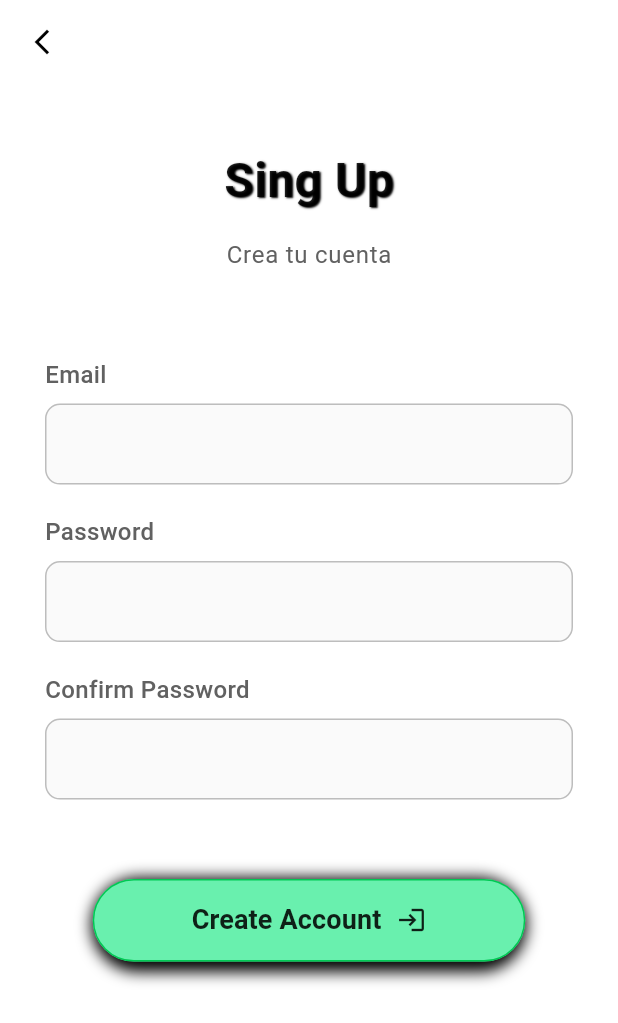
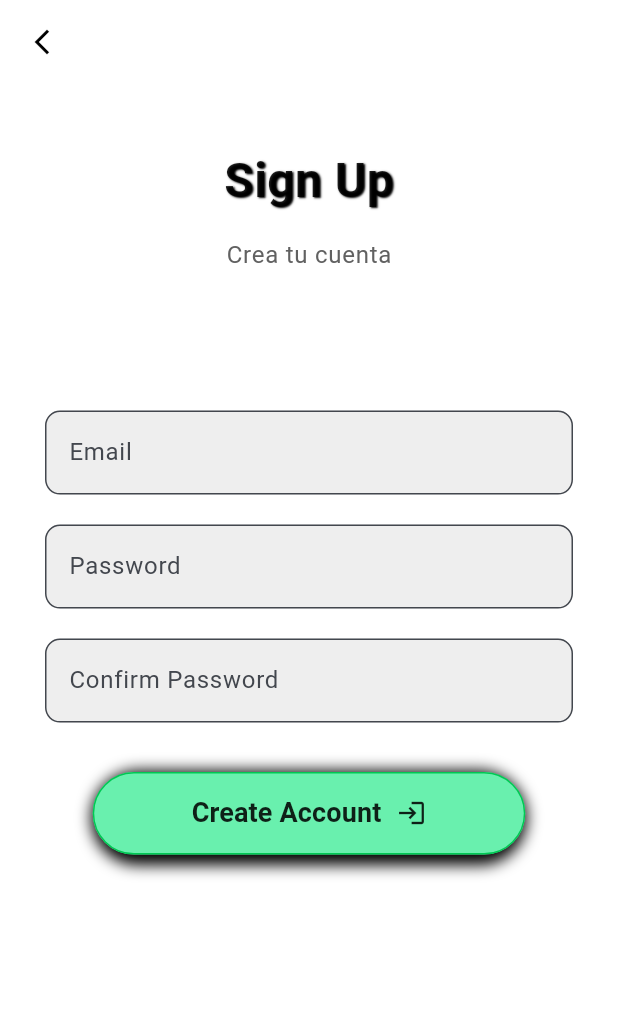
Before and after one commit to juantaborda27/Chick_Stell-Repository, a Flutter app: the SingUp screen opened by its route, on a phone screen of 412 x 824 dp. Shown: the top 1023 px of the screen. Run offline on Flutter 3.47's test engine with Material 3 defaults, Android fonts, the phone set to English and light mode, and no system bars; our stand-ins replace animate_do, cloud_firestore, firebase_auth, firebase_core, geolocator, get and 1 more; accounts and stored records are empty; network calls fail.

Commit message:
implementacion controller, service login y singup

```diff
--- a/chick_stell_view/lib/main.dart
+++ b/chick_stell_view/lib/main.dart
@@ -31,7 +31,7 @@ class MyApp extends StatelessWidget {
       title: 'Chick Stell',
       theme:
           ThemeData(colorScheme: ColorScheme.fromSeed(seedColor: Colors.blue)),
-      initialRoute: '/signup',
+      initialRoute: '/login',
       getPages: AppRoutes.routes,
       home: BottonNavVar(),
       // home: HomePage(),
--- a/chick_stell_view/lib/utils/routes.dart
+++ b/chick_stell_view/lib/utils/routes.dart
@@ -18,11 +18,11 @@ class AppRoutes{
     ),
     GetPage(
       name: '/login',
-      page: () => const LoginPage(),
+      page: () => LoginPage(),
     ),
     GetPage(
       name: '/signup',
-      page: () => const SingUp(),
+      page: () => SingUp(),
     ),
     GetPage(
       name: '/monitoreo',
--- a/chick_stell_view/lib/views/login/singup.dart
+++ b/chick_stell_view/lib/views/login/singup.dart
@@ -1,12 +1,15 @@
-
-
+import 'package:flutter/material.dart';
+import 'package:get/get.dart';
 import 'package:animate_do/animate_do.dart';
-import 'package:chick_stell_view/views/widgets/make_input.dart';
-import 'package:flutter/material.dart';
+import 'package:chick_stell_view/controllers/auth_contorller.dart';
 
 class SingUp extends StatelessWidget {
-  const SingUp({super.key});
+  final AuthController authController = Get.put(AuthController());
+  final TextEditingController emailController = TextEditingController();
+  final TextEditingController passwordController = TextEditingController();
+  final TextEditingController confirmPasswordController = TextEditingController();
 
+  SingUp({super.key});
 
   @override
   Widget build(BuildContext context) {
@@ -19,15 +22,17 @@ class SingUp extends StatelessWidget {
         elevation: 0,
         backgroundColor: Colors.white,
         leading: IconButton(
-          onPressed: () {},
+          onPressed: () => Get.back(),
           icon: const Icon(Icons.arrow_back_ios_new, color: Colors.black, size: 20),
         ),
       ),
-      body: Container(
+      body: Obx(() => Container(
         height: screenSize.height,
         width: double.infinity,
         padding: const EdgeInsets.symmetric(horizontal: 30),
-        child: Column(
+        child: authController.isloading.value
+            ? const Center(child: CircularProgressIndicator())
+            : Column(
                 children: [
                   // Header Section
                   SizedBox(height: screenSize.height * 0.05),
@@ -36,16 +41,15 @@ class SingUp extends StatelessWidget {
                     child: Column(
                       children: [
                         Text(
-                    'Sing Up',
+                          'Sign Up',
                           style: TextStyle(
                             fontSize: 32,
                             fontWeight: FontWeight.bold,
                             color: Colors.black87,
                             shadows: [
-                        Shadow(
+                              const Shadow(
                                 blurRadius: 1.0,
-                          // color: Colors.grey.withOpacity(0.3),
-                          offset: const Offset(1.0, 1.0),
+                                offset: Offset(1.0, 1.0),
                               ),
                             ],
                           ),
@@ -66,45 +70,117 @@ class SingUp extends StatelessWidget {
                     ),
                   ),
 
-            // Spacer to push content toward center
                   const Spacer(flex: 1),
 
                   // Form Section
-            FadeInUp(
-              duration: const Duration(milliseconds: 1200),
-              child: Column(
+                  Column(
                     children: [
-                  MakeInput(label: "Email"),
-                  MakeInput(label: "Password", obscureText: true),
-                  MakeInput(label: "Confirm Password", obscureText: true),
-                  // Forgot Password
+                      _buildEmailField(),
+                      const SizedBox(height: 20),
+                      _buildPasswordField(),
+                      const SizedBox(height: 20),
+                      _buildConfirmPasswordField(),
+
                     ],
-              ),
                   ),
 
                   const SizedBox(height: 30),
 
-            // Login Button
-            FadeInUp(
+                  // Register Button
+                  _buildRegisterButton(screenSize),
+
+                  const SizedBox(height: 25),
+
+                  const Spacer(flex: 2),
+                  SizedBox(height: screenSize.height * 0.05),
+                ],
+              ),
+        ),
+      ),
+    );
+  }
+
+  Widget _buildEmailField() {
+    return FadeInUp(
+      duration: const Duration(milliseconds: 1200),
+      child: TextField(
+        controller: emailController,
+        decoration: InputDecoration(
+          labelText: "Email",
+
+          border: OutlineInputBorder(
+            borderRadius: BorderRadius.circular(10.0),
+          ),
+          filled: true,
+          fillColor: Colors.grey[200],
+        ),
+        keyboardType: TextInputType.emailAddress,
+      ),
+    );
+  }
+
+
+
+  Widget _buildPasswordField() {
+    return FadeInUp(
+      duration: const Duration(milliseconds: 1200),
+      child: TextField(
+        controller: passwordController,
+        obscureText: true,
+        decoration: InputDecoration(
+          labelText: "Password",
+          border: OutlineInputBorder(
+            borderRadius: BorderRadius.circular(10.0),
+          ),
+          filled: true,
+          fillColor: Colors.grey[200],
+        ),
+      ),
+    );
+  }
+
+  Widget _buildConfirmPasswordField() {
+    return FadeInUp(
+      duration: const Duration(milliseconds: 1200),
+      child: TextField(
+        controller: confirmPasswordController,
+        obscureText: true,
+        decoration: InputDecoration(
+          labelText: "Confirm Password",
+          border: OutlineInputBorder(
+            borderRadius: BorderRadius.circular(10.0),
+          ),
+          filled: true,
+          fillColor: Colors.grey[200],
+        ),
+      ),
+    );
+  }
+
+
+
+
+
+  Widget _buildRegisterButton(Size screenSize) {
+    return FadeInUp(
       duration: const Duration(milliseconds: 1400),
       child: Container(
-                width: screenSize.width * 0.7, // Button width as 70% of screen width
+        width: screenSize.width * 0.7,
         padding: const EdgeInsets.only(top: 3, bottom: 3),
         decoration: BoxDecoration(
           borderRadius: BorderRadius.circular(50),
           boxShadow: [
             BoxShadow(
-                      // color: Colors.greenAccent.withOpacity(0.3),
               spreadRadius: 1,
               blurRadius: 8,
               offset: const Offset(0, 3),
-                    ),
+            )
           ],
         ),
         child: MaterialButton(
           minWidth: double.infinity,
           height: 55,
-                  onPressed: () {},
+          onPressed: () => _handleRegister(),
           color: Colors.greenAccent,
           elevation: 0,
           shape: RoundedRectangleBorder(
@@ -131,15 +207,25 @@ class SingUp extends StatelessWidget {
           ),
         ),
       ),
-            ),
-
-            const SizedBox(height: 25),
-
-            const Spacer(flex: 2),
-            SizedBox(height: screenSize.height * 0.05),
-          ],
-        ),
-      ),
     );
   }
+
+  void _handleRegister() {
+    final email = emailController.text.trim();
+    final password = passwordController.text.trim();
+    final confirmPassword = confirmPasswordController.text.trim();
+    authController.register(email, password, confirmPassword);
+
+    if (email.isEmpty || password.isEmpty || confirmPassword.isEmpty) {
+      Get.snackbar('Error', 'Por favor completa todos los campos');
+      return;
     }
+
+    if (password != confirmPassword) {
+      Get.snackbar('Error', 'Las contraseñas no coinciden');
+      return;
+    }
+
+   Get.offNamed('/home_nav');
+  }
+}
```
Also changed, not shown: chick_stell_view/lib/controllers/auth_contorller.dart (+6 -4 lines), chick_stell_view/lib/services/auth_service.dart (+3 -13 lines), chick_stell_view/lib/views/login/login.dart (+108 -46 lines). Lines whose indentation alone changed are shown as unchanged.
